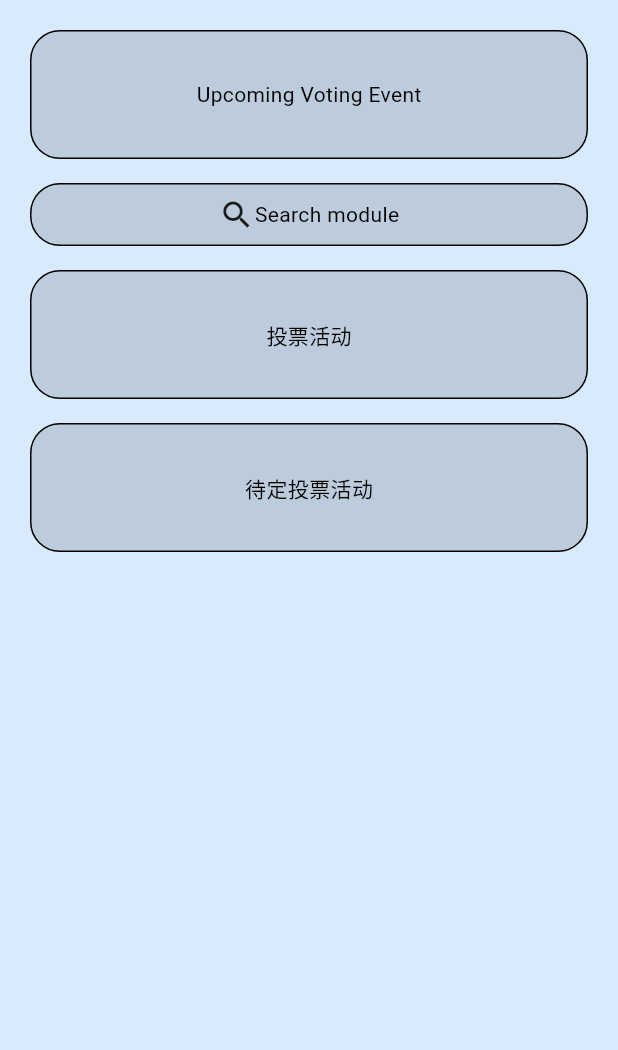
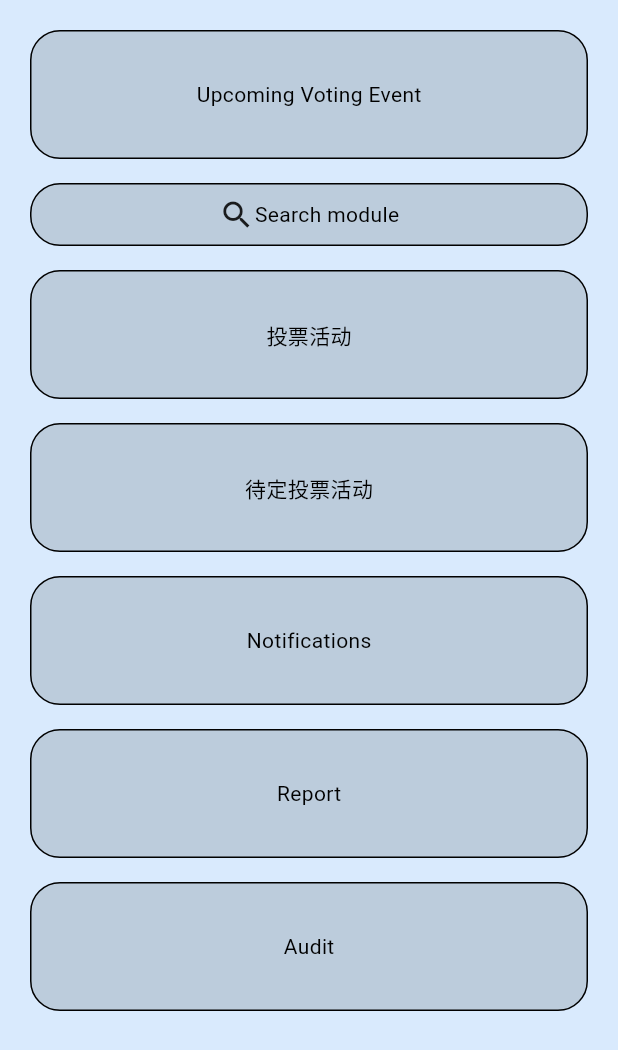
Before and after one commit to Tiew429/fyp_buvs, a Flutter app: the AdminDashboard screen opened directly, on a phone screen of 412 x 824 dp. Shown: the top 1050 px of the screen. Run offline on Flutter 3.47's test engine with Material 3 defaults, Android fonts, the light colour scheme and no system bars; our stand-ins replace cloud_firestore, firebase_auth, firebase_core, fl_chart, flutter_dotenv, flutter_localization and 4 more; missing offline and left inert: mailer, reown_appkit; accounts and stored records are empty; Roboto replaces fonts that are missing (Font ZH); statements that could not run were skipped.

Commit message:
14-4-2025 commit - 2

```diff
--- a/lib/models/candidate_model.dart
+++ b/lib/models/candidate_model.dart
@@ -5,7 +5,7 @@ class Candidate {
   String _bio;
   final String _walletAddress;
   final String _votingEventID;
-  final int _votesReceived;
+  int _votesReceived;
   bool _isConfirmed;
 
   Candidate({
@@ -38,6 +38,7 @@ class Candidate {
   // setter
   void setName(String name) => _name = name;
   void setBio(String bio) => _bio = bio;
+  void setVotesReceived(int votesReceived) => _votesReceived = votesReceived;
   void setIsConfirmed(bool isConfirmed) => _isConfirmed = isConfirmed;
 
   factory Candidate.fromMap(Map<String, dynamic> map, [int votesReceived = 0]) {
--- a/lib/views/dashboard/admin_dashboard_page.dart
+++ b/lib/views/dashboard/admin_dashboard_page.dart
@@ -43,6 +43,21 @@ class AdminDashboard extends StatelessWidget {
               onTap: () => NavigationHelper.navigateToPendingVotingEventListPage(context),
               text: AppLocale.pendingVotingEvent.getString(context),
             ),
+            const SizedBox(height: 16,),
+            DashboardBox(
+              onTap: () => NavigationHelper.navigateToNotificationsPage(context),
+              text: "Notifications",
+            ),
+            const SizedBox(height: 16,),
+            DashboardBox(
+              onTap: () => NavigationHelper.navigateToReportPage(context),
+              text: "Report",
+            ),
+            const SizedBox(height: 16,),
+            DashboardBox(
+              onTap: () => NavigationHelper.navigateToAuditListPage(context),
+              text: "Audit",
+            ),
           ],
         ),
         tablet: Container(),
--- a/lib/views/dashboard/staff_dashboard_page.dart
+++ b/lib/views/dashboard/staff_dashboard_page.dart
@@ -11,7 +11,8 @@ class StaffDashboard extends StatelessWidget {
   Widget build(BuildContext context) {
     return Scaffold(
       backgroundColor: Theme.of(context).colorScheme.tertiary,
-      body: ResponseWidget(
+      body: ScrollableResponsiveWidget(
+        hasBottomNavigationBar: true,
         phone: const Text('Nothing here'),
         tablet: Container(),
       ),
```
Also changed, not shown: lib/blockchain/smart_contract_service.dart (+10 -0 lines), lib/repository/voting_event_repository.dart (+16 -0 lines).
